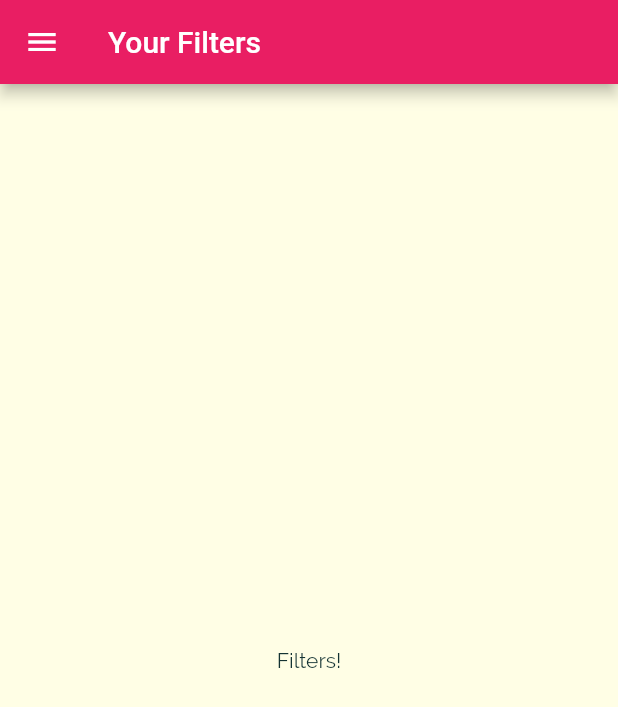
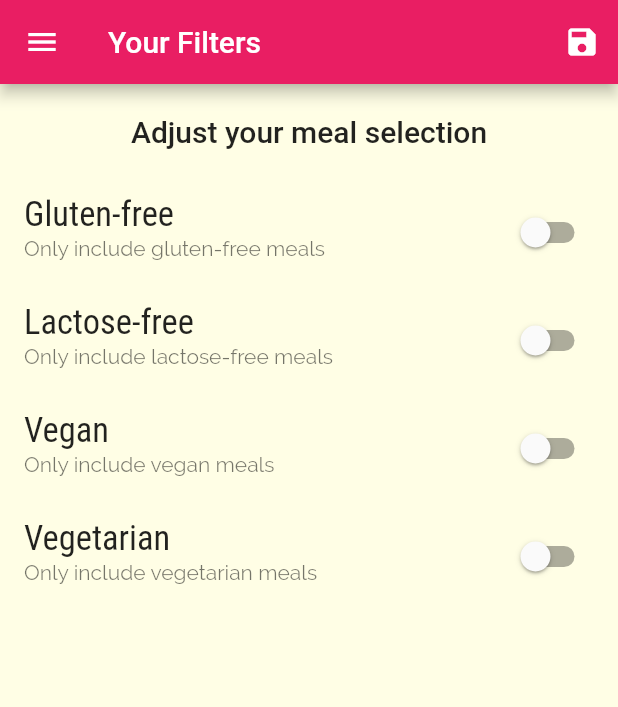
Before and after one commit to sainideepanshu199/meals_app, a Flutter app: the FiltersScreen screen opened by its route, on a phone screen of 412 x 824 dp. Shown: the top 707 px of the screen. Run offline on Flutter 3.47's test engine with Material 2 defaults, Android fonts, the phone set to English and light mode, and no system bars.

Commit message:
addef ilters to filter meals on vegan,vegetarain,gluten-free and lacrtose-free

```diff
--- a/lib/main.dart
+++ b/lib/main.dart
@@ -1,16 +1,51 @@
 // ignore_for_file: deprecated_member_use, missing_return
 
 import 'package:flutter/material.dart';
+import 'package:flutter_complete_guide/dummy_data.dart';
 import 'package:flutter_complete_guide/screens/category_meals_screen.dart';
 import 'package:flutter_complete_guide/screens/filters_screen.dart';
 import 'package:flutter_complete_guide/screens/meal_detail_screen.dart';
 import 'package:flutter_complete_guide/screens/tabs_screen.dart';
 import 'screens/category_meals_screen.dart';
 import './screens/categories_screen.dart';
+import './models/meal.dart';
 
 void main() => runApp(MyApp());
 
-class MyApp extends StatelessWidget {
+class MyApp extends StatefulWidget {
+  @override
+  State<MyApp> createState() => _MyAppState();
+}
+
+class _MyAppState extends State<MyApp> {
+  Map<String, bool> _filters = {
+    'gluten': false,
+    'lactose': false,
+    'vegan': false,
+    'vegetarian': false,
+  };
+  List<Meal> _availableMeals = DUMMY_MEALS;
+  void _setFilters(Map<String, bool> filterData) {
+    setState(() {
+      _filters = filterData;
+      _availableMeals = DUMMY_MEALS.where((meal) {
+        if (_filters['gluten'] && !meal.isGlutenFree) {
+          return false;
+        }
+        if (_filters['lactose'] && !meal.isLactoseFree) {
+          return false;
+        }
+        if (_filters['vegan'] && !meal.isVegan) {
+          return false;
+        }
+        if (_filters['vegetarian'] && !meal.isVegetarian) {
+          return false;
+        }
+        return true;
+      }).toList();
+    });
+  }
+
   @override
   Widget build(BuildContext context) {
     return MaterialApp(
@@ -36,9 +71,10 @@ class MyApp extends StatelessWidget {
       initialRoute: '/', // default is '/'
       routes: {
         '/': (ctx) => TabsScreen(),
-        CategoryMealsScreen.routeName: (ctx) => CategoryMealsScreen(),
+        CategoryMealsScreen.routeName: (ctx) =>
+            CategoryMealsScreen(_availableMeals),
         MealDetailScreen.routeName: (ctx) => MealDetailScreen(),
-        FiltersScreen.routeName: (ctx) => FiltersScreen(),
+        FiltersScreen.routeName: (ctx) => FiltersScreen(_setFilters),
       },
       onGenerateRoute: (settings) {
         print(settings.arguments);
--- a/lib/screens/category_meals_screen.dart
+++ b/lib/screens/category_meals_screen.dart
@@ -1,12 +1,13 @@
 // ignore_for_file: unused_local_variable
 
 import 'package:flutter/material.dart';
-import '../dummy_data.dart';
 import '../widgets/meal_item.dart';
 import '../models/meal.dart';
 
 class CategoryMealsScreen extends StatefulWidget {
   static const routeName = '/category-meals';
+  final List<Meal> availableMeals;
+  CategoryMealsScreen(this.availableMeals);
 
   @override
   State<CategoryMealsScreen> createState() => _CategoryMealsScreenState();
@@ -24,7 +25,7 @@ class _CategoryMealsScreenState extends State<CategoryMealsScreen> {
           ModalRoute.of(context).settings.arguments as Map<String, String>;
       categoryTitle = routeArgs['title'];
       final categoryId = routeArgs['id'];
-      displayedMeals = DUMMY_MEALS.where((meal) {
+      displayedMeals = widget.availableMeals.where((meal) {
         return meal.categories.contains(categoryId);
       }).toList();
       _loadedInitData = true;
--- a/lib/screens/filters_screen.dart
+++ b/lib/screens/filters_screen.dart
@@ -1,19 +1,92 @@
 import 'package:flutter/material.dart';
 import 'package:flutter_complete_guide/widgets/main_drawer.dart';
 
-class FiltersScreen extends StatelessWidget {
+class FiltersScreen extends StatefulWidget {
   static const routeName = '/filters';
+  final Function saveFilters;
+  FiltersScreen(this.saveFilters);
+
+  @override
+  State<FiltersScreen> createState() => _FiltersScreenState();
+}
+
+class _FiltersScreenState extends State<FiltersScreen> {
+  var _glutenFree = false;
+  var _vegetarian = false;
+  var _vegan = false;
+  var _lactoseFree = false;
+  Widget _buildSwitchListTile(String title, String description,
+      bool currentValue, Function updateValue) {
+    return SwitchListTile(
+      title: Text(title),
+      value: currentValue,
+      subtitle: Text(description),
+      onChanged: updateValue,
+    );
+  }
 
   @override
   Widget build(BuildContext context) {
     return Scaffold(
-      appBar: AppBar(
-        title: Text('Your Filters'),
-      ),
-      drawer: MainDrawer(),
-      body: Center(
-        child: Text('Filters!'),
-      ),
-    );
+        appBar: AppBar(
+          title: Text('Your Filters'),
+          actions: <Widget>[
+            IconButton(
+                onPressed: () {
+                  final selectedFilters = {
+                    'gluten': _glutenFree,
+                    'lactose': _lactoseFree,
+                    'vegan': _vegan,
+                    'vegetarian': _vegetarian,
+                  };
+                  widget.saveFilters(selectedFilters);
+                },
+                icon: Icon(Icons.save))
+          ],
+        ),
+        drawer: MainDrawer(),
+        body: Column(
+          children: <Widget>[
+            Container(
+              padding: EdgeInsets.all(20),
+              child: Text(
+                'Adjust your meal selection',
+                style: Theme.of(context).textTheme.headline6,
+              ),
+            ),
+            Expanded(
+                child: ListView(
+              children: <Widget>[
+                _buildSwitchListTile('Gluten-free',
+                    'Only include gluten-free meals', _glutenFree, (newValue) {
+                  setState(() {
+                    _glutenFree = newValue;
+                  });
+                }),
+                _buildSwitchListTile(
+                    'Lactose-free',
+                    'Only include lactose-free meals',
+                    _lactoseFree, (newValue) {
+                  setState(() {
+                    _lactoseFree = newValue;
+                  });
+                }),
+                _buildSwitchListTile(
+                    'Vegan', 'Only include vegan meals', _vegan, (newValue) {
+                  setState(() {
+                    _vegan = newValue;
+                  });
+                }),
+                _buildSwitchListTile(
+                    'Vegetarian', 'Only include vegetarian meals', _vegetarian,
+                    (newValue) {
+                  setState(() {
+                    _vegetarian = newValue;
+                  });
+                }),
+              ],
+            ))
+          ],
+        ));
   }
 }
```
Also changed, not shown: lib/widgets/meal_item.dart (+5 -3 lines).
